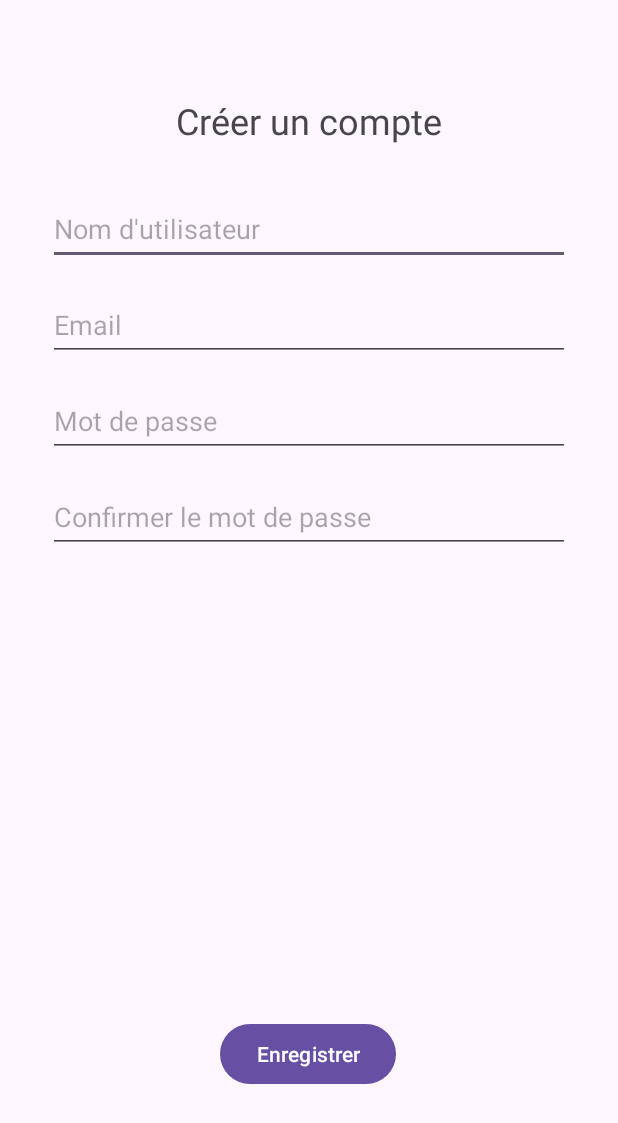
After one commit to Infogerance-dev/ProjetAndroid, an Android app: the layout fragment_account_creation.xml on its own in the app's theme, with its tools: preview values and no code run, on a phone screen of 412 x 824 dp. The commit adds this screen. Shown: the top 1123 px of the screen. Run offline under Robolectric (Android 15) with nearby library versions, the phone set to English and light mode, and no system bars.

Commit message:
Persistance des données OK

```diff
--- a/app/src/main/AndroidManifest.xml
+++ b/app/src/main/AndroidManifest.xml
@@ -17,9 +17,12 @@
         android:supportsRtl="true"
         android:theme="@style/Theme.FrigoZen"
         tools:targetApi="31">
-        <activity android:name=".BilanNutritifFragment" />
         <activity android:name="MainActivity"
             android:exported="true">
+            <intent-filter>
+                <action android:name="android.intent.action.MAIN" />
+                <category android:name="android.intent.category.LAUNCHER" />
+            </intent-filter>
         </activity>
 
     </application>
--- /dev/null
+++ b/app/src/main/res/layout/fragment_account_creation.xml
@@ -0,0 +1,86 @@
+<androidx.constraintlayout.widget.ConstraintLayout
+    xmlns:android="http://schemas.android.com/apk/res/android"
+    xmlns:app="http://schemas.android.com/apk/res-auto"
+    xmlns:tools="http://schemas.android.com/tools"
+    android:layout_width="match_parent"
+    android:layout_height="match_parent"
+    tools:context=".AccountCreationFragment">
+
+    <TextView
+        android:id="@+id/textViewTitle"
+        android:layout_width="wrap_content"
+        android:layout_height="wrap_content"
+        android:text="Créer un compte"
+        android:textSize="24sp"
+        android:layout_marginTop="64dp"
+        app:layout_constraintTop_toTopOf="parent"
+        app:layout_constraintStart_toStartOf="parent"
+        app:layout_constraintEnd_toEndOf="parent" />
+
+
+
+    <EditText
+        android:id="@+id/editTextUsername"
+        android:layout_width="0dp"
+        android:layout_height="48dp"
+        android:hint="Nom d'utilisateur"
+        android:inputType="textPersonName"
+        app:layout_constraintTop_toBottomOf="@id/textViewTitle"
+        app:layout_constraintStart_toStartOf="parent"
+        app:layout_constraintEnd_toEndOf="parent"
+        android:layout_marginTop="32dp"
+        android:layout_marginStart="32dp"
+        android:layout_marginEnd="32dp" />
+
+    <EditText
+        android:id="@+id/editTextEmail"
+        android:layout_width="0dp"
+        android:layout_height="48dp"
+        android:layout_marginStart="32dp"
+        android:layout_marginTop="16dp"
+        android:layout_marginEnd="32dp"
+        android:hint="Email"
+        android:inputType="textEmailAddress"
+        app:layout_constraintEnd_toEndOf="parent"
+        app:layout_constraintStart_toStartOf="parent"
+        app:layout_constraintTop_toBottomOf="@id/editTextUsername" />
+
+    <EditText
+        android:id="@+id/editTextPassword"
+        android:layout_width="0dp"
+        android:layout_height="48dp"
+        android:layout_marginStart="32dp"
+        android:layout_marginTop="16dp"
+        android:layout_marginEnd="32dp"
+        android:hint="Mot de passe"
+        android:inputType="textPassword"
+        app:layout_constraintEnd_toEndOf="parent"
+        app:layout_constraintStart_toStartOf="parent"
+        app:layout_constraintTop_toBottomOf="@+id/editTextEmail" />
+
+    <EditText
+        android:id="@+id/editTextConfirmPassword"
+        android:layout_width="0dp"
+        android:layout_height="48dp"
+        android:layout_marginStart="32dp"
+        android:layout_marginTop="16dp"
+        android:layout_marginEnd="32dp"
+        android:hint="Confirmer le mot de passe"
+        android:inputType="textPassword"
+        app:layout_constraintEnd_toEndOf="parent"
+        app:layout_constraintStart_toStartOf="parent"
+        app:layout_constraintTop_toBottomOf="@id/editTextPassword" />
+
+    <Button
+        android:id="@+id/buttonSavePassword"
+        android:layout_width="wrap_content"
+        android:layout_height="wrap_content"
+        android:layout_marginTop="16dp"
+        android:text="Enregistrer"
+        app:layout_constraintBottom_toBottomOf="parent"
+        app:layout_constraintEnd_toEndOf="parent"
+        app:layout_constraintHorizontal_bias="0.498"
+        app:layout_constraintStart_toStartOf="parent"
+        app:layout_constraintTop_toBottomOf="@id/editTextConfirmPassword"
+        app:layout_constraintVertical_bias="0.752" />
+</androidx.constraintlayout.widget.ConstraintLayout>
--- a/gradle/libs.versions.toml
+++ b/gradle/libs.versions.toml
@@ -1,5 +1,5 @@
 [versions]
-agp = "8.6.0"
+agp = "8.7.2"
 kotlin = "1.9.0"
 coreKtx = "1.15.0"
 junit = "4.13.2"
```
Also changed, not shown: app/src/main/java/com/example/frigozen/AccountCreationFragment.kt (added, +80 -0 lines), app/src/main/java/com/example/frigozen/DatabaseHelper.kt (added, +103 -0 lines), app/src/main/java/com/example/frigozen/MainActivity.kt (+7 -3 lines), app/src/main/java/com/example/frigozen/MonCompteFragment.kt (deleted, +0 -15 lines), app/src/main/res/layout/fragment_mon_compte.xml (deleted, +0 -14 lines), gradle/wrapper/gradle-wrapper.properties.
